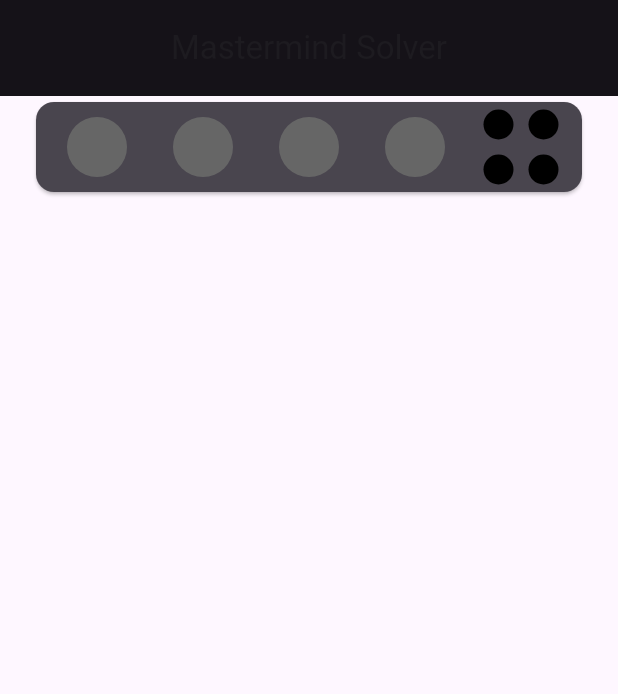
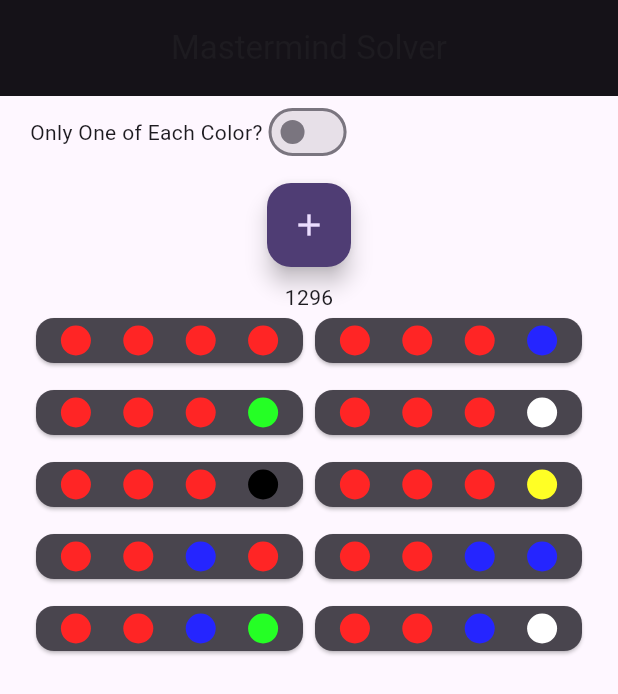
Before and after one commit to dylanlytle/mastermind_solver, a Flutter app: the screen it shows after launch, on a phone screen of 412 x 824 dp. Shown: the top 694 px of the screen. Run offline on Flutter 3.47's test engine with Material 2 defaults, Android fonts, the phone set to English and light mode, and no system bars; drawn by our look-alikes of flutter_layout_grid; our stand-ins replace flutter_riverpod, riverpod_annotation; generated files the repository leaves out were written again.

Commit message:
Mostly working version.
Still need to fix some logic with OnlyOneOfEachColor flag.

```diff
--- a/lib/src/constants/sizes.dart
+++ b/lib/src/constants/sizes.dart
@@ -1,2 +1,2 @@
-const guessCircleDiameterPixels = 20.0;
-const guessCirdlePadding = 5.0;
+const guessCircleDiameterPixels = 15.0;
+const guessCirclePadding = 8.0;
--- a/lib/src/features/solver/domain/guess.dart
+++ b/lib/src/features/solver/domain/guess.dart
@@ -1,53 +1,62 @@
 import 'package:flutter/material.dart';
-import 'package:mastermind_solver/src/constants/colors.dart';
 import 'package:mastermind_solver/src/features/solver/domain/clue.dart';
-
-enum GuessState {
-  notSelected,
-  color1,
-  color2,
-  color3,
-  color4,
-  color5,
-  color6,
-}
+import 'package:mastermind_solver/src/features/solver/domain/peg.dart';
+import 'package:mastermind_solver/src/features/solver/domain/solution.dart';
 
 class Guess {
-  List<GuessState> states = [
-    GuessState.notSelected,
-    GuessState.notSelected,
-    GuessState.notSelected,
-    GuessState.notSelected,
+  List<PegState> pegs = [
+    PegState.notSelected,
+    PegState.notSelected,
+    PegState.notSelected,
+    PegState.notSelected,
   ];
   Clue clue = Clue();
 
-  Map<GuessState, Color> guessColorMap = {
-    GuessState.notSelected: grey,
-    GuessState.color1: red,
-    GuessState.color2: blue,
-    GuessState.color3: green,
-    GuessState.color4: white,
-    GuessState.color5: black,
-    GuessState.color6: yellow,
-  };
-
-  Guess(
-      {this.states = const [
-        GuessState.notSelected,
-        GuessState.notSelected,
-        GuessState.notSelected,
-        GuessState.notSelected,
-      ]});
+  Guess();
 
   void setClue(Clue clue) {
     this.clue = clue;
   }
 
-  Clue? getClue() {
+  Clue getClue() {
     return clue;
   }
 
-  Color? getColorForState(int stateIndex) {
-    return guessColorMap[states[stateIndex]];
+  Clue getClueFromSolution(Solution solution) {
+    List<int> rightColorRightSpots = [];
+    for (var guessPegIndex = 0; guessPegIndex < pegCount; guessPegIndex++) {
+      if (pegs[guessPegIndex] == solution.pegs[guessPegIndex]) {
+        rightColorRightSpots.add(guessPegIndex);
+      }
+    }
+    int rightColorCount = 0;
+    for (var guessPegIndex = 0; guessPegIndex < pegCount; guessPegIndex++) {
+      for (var solutionPegIndex = 0; solutionPegIndex < pegCount; solutionPegIndex++) {
+        // Don't check the spots that were already identified as right color and right spot
+        if (!rightColorRightSpots.contains(guessPegIndex) && !rightColorRightSpots.contains(solutionPegIndex)) {
+          if (pegs[guessPegIndex] == solution.pegs[solutionPegIndex]) {
+            rightColorCount++;
+            break;
+          }
+        }
+      }
+    }
+    return Clue.fromCounts(rightColorRightSpots.length, rightColorCount);
+  }
+
+  void cycleGuessPeg(int pegIndex) {
+    try {
+      pegs[pegIndex] = PegState.values[pegs[pegIndex].index + 1];
+    } on RangeError {
+      pegs[pegIndex] = PegState.values[0];
+    }
+  }
+
+  void cycleCluePeg(int pegIndex) {
+    clue.cyclePeg(pegIndex);
+  }
+
+  Color? getColorForPeg(int pegIndex) {
+    return pegColorMap[pegs[pegIndex]];
   }
 }
--- /dev/null
+++ b/lib/src/features/solver/domain/peg.dart
@@ -0,0 +1,24 @@
+import 'package:flutter/material.dart';
+import 'package:mastermind_solver/src/constants/colors.dart';
+
+const pegCount = 4;
+
+enum PegState {
+  notSelected,
+  color1,
+  color2,
+  color3,
+  color4,
+  color5,
+  color6,
+}
+
+Map<PegState, Color> pegColorMap = {
+  PegState.notSelected: grey,
+  PegState.color1: red,
+  PegState.color2: blue,
+  PegState.color3: green,
+  PegState.color4: white,
+  PegState.color5: black,
+  PegState.color6: yellow,
+};
--- /dev/null
+++ b/lib/src/features/solver/domain/solution.dart
@@ -0,0 +1,11 @@
+import 'package:flutter/material.dart';
+import 'package:mastermind_solver/src/features/solver/domain/peg.dart';
+
+class Solution {
+  Solution(this.pegs);
+  final List<PegState> pegs;
+
+  Color? getColorForPeg(int pegIndex) {
+    return pegColorMap[pegs[pegIndex]];
+  }
+}
--- /dev/null
+++ b/lib/src/features/solver/domain/solver.dart
@@ -0,0 +1,65 @@
+import 'package:mastermind_solver/src/features/solver/domain/guess.dart';
+import 'package:mastermind_solver/src/features/solver/domain/peg.dart';
+import 'package:mastermind_solver/src/features/solver/domain/solution.dart';
+
+class Solver {
+  Solver({required this.guesses, required this.onlyOneOfEachColor});
+  final List<Guess> guesses;
+  final bool onlyOneOfEachColor;
+
+  List<Solution> getSolutions() {
+    List<Solution> solutions = [];
+    for (var peg0 in PegState.values) {
+      if (peg0 != PegState.notSelected) {
+        for (var peg1 in PegState.values) {
+          if (peg1 != PegState.notSelected) {
+            for (var peg2 in PegState.values) {
+              if (peg2 != PegState.notSelected) {
+                for (var peg3 in PegState.values) {
+                  if (peg3 != PegState.notSelected) {
+                    Solution solution = Solution(List<PegState>.of([peg0,peg1,peg2,peg3]));
+                    bool validSolution = true;
+                    if(onlyOneOfEachColor) {
+                      if (peg0 == peg1 || peg0 == peg2 || peg0 == peg3 || peg1 == peg2 || peg1 == peg3 || peg2 == peg3) {
+                        validSolution = false;
+                      }
+                    }
+                    for (var guess in guesses) {
+                      if (!guess.getClue().equals(guess.getClueFromSolution(solution))) {
+                        validSolution = false;
+                      }
+                    }
+                    if (validSolution) {
+                      solutions.add(solution);
+                    }
+                  }
+                }
+              }
+            }
+          }
+        }
+      }
+    }
+    return solutions;
+  }
+
+  void addGuess() {
+    guesses.add(Guess());
+  }
+
+  void updateGuess(Guess guess, int index) {
+    guesses[index] = guess;
+  }
+
+  void cycleGuessPeg(int guessIndex, int pegIndex) {
+    guesses[guessIndex].cycleGuessPeg(pegIndex);
+  }
+
+  void cycleCluePeg(int guessIndex, int pegIndex) {
+    guesses[guessIndex].cycleCluePeg(pegIndex);
+  }
+
+  bool getOnlyOneOfEachColor() {
+    return onlyOneOfEachColor;
+  }
+}
--- a/lib/src/features/solver/presentation/clue_circle_widget.dart
+++ b/lib/src/features/solver/presentation/clue_circle_widget.dart
@@ -3,22 +3,27 @@ import 'package:flutter_riverpod/flutter_riverpod.dart';
 import 'package:mastermind_solver/src/constants/sizes.dart';
 
 class ClueCircleWidget extends ConsumerWidget {
-  const ClueCircleWidget({super.key, this.color});
+  const ClueCircleWidget({super.key, this.color, required this.guessIndex, required this.clueIndex, this.onCluePegTap});
   final Color? color;
+  final int guessIndex;
+  final int clueIndex;
+  final void Function(int, int)? onCluePegTap;
 
   @override
   Widget build(BuildContext context, WidgetRef ref) {
     return InkWell(
         child: Padding(
-            padding: const EdgeInsets.all(guessCirdlePadding),
+            padding: const EdgeInsets.all(guessCirclePadding),
             child: Material(
               shape: const CircleBorder(),
               color: color,
-              child: Ink(
+              child: InkWell(
+                onTap:() => onCluePegTap!(guessIndex, clueIndex),
+                child: Ink(
                 decoration: const BoxDecoration(shape: BoxShape.circle),
                 height: guessCircleDiameterPixels,
                 width: guessCircleDiameterPixels,
               ),
-            )));
+            ))));
   }
 }
--- a/lib/src/features/solver/presentation/clue_widget.dart
+++ b/lib/src/features/solver/presentation/clue_widget.dart
@@ -4,22 +4,30 @@ import 'package:mastermind_solver/src/features/solver/domain/clue.dart';
 import 'package:mastermind_solver/src/features/solver/presentation/clue_circle_widget.dart';
 
 class ClueWidget extends ConsumerWidget {
-  const ClueWidget({super.key, this.clue});
+  const ClueWidget({super.key, this.clue, required this.guessIndex, required this.onCluePegTap});
   final Clue? clue;
+  final int guessIndex;
+  final void Function(int, int)? onCluePegTap;
 
   @override
   Widget build(BuildContext context, WidgetRef ref) {
     return Column(children: [
       Row(
-          mainAxisSize: MainAxisSize.max,
+          mainAxisSize: MainAxisSize.min,
           mainAxisAlignment: MainAxisAlignment.spaceEvenly,
           crossAxisAlignment: CrossAxisAlignment.center,
           children: [
             ClueCircleWidget(
-              color: clue?.getColorForState(0),
+              color: clue?.getColorForPeg(0),
+              guessIndex: guessIndex,
+              clueIndex: 0,
+              onCluePegTap: onCluePegTap,
             ),
             ClueCircleWidget(
-              color: clue?.getColorForState(1),
+              color: clue?.getColorForPeg(1),
+              guessIndex: guessIndex,
+              clueIndex: 1,
+              onCluePegTap: onCluePegTap,
             ),
           ]),
       Row(
@@ -28,10 +36,16 @@ class ClueWidget extends ConsumerWidget {
           crossAxisAlignment: CrossAxisAlignment.center,
           children: [
             ClueCircleWidget(
-              color: clue?.getColorForState(2),
+              color: clue?.getColorForPeg(2),
+              guessIndex: guessIndex,
+              clueIndex: 2,
+              onCluePegTap: onCluePegTap,
             ),
             ClueCircleWidget(
-              color: clue?.getColorForState(3),
+              color: clue?.getColorForPeg(3),
+              guessIndex: guessIndex,
+              clueIndex: 3,
+              onCluePegTap: onCluePegTap,
             ),
           ]),
     ]);
--- a/lib/src/features/solver/presentation/guess_card.dart
+++ b/lib/src/features/solver/presentation/guess_card.dart
@@ -6,8 +6,12 @@ import 'package:mastermind_solver/src/features/solver/presentation/clue_widget.d
 import 'package:mastermind_solver/src/features/solver/presentation/guess_circle.dart';
 
 class GuessCard extends ConsumerWidget {
-  const GuessCard({super.key, this.guess});
-  final Guess? guess;
+  GuessCard({super.key, this.guess, required this.guessIndex, this.onGuessPegTap, this.onCluePegTap, this.onRemoveGuess});
+  Guess? guess;
+  int guessIndex;
+  void Function(int, int)? onGuessPegTap;
+  void Function(int, int)? onCluePegTap;
+  void Function(int)? onRemoveGuess;
 
   @override
   Widget build(BuildContext context, WidgetRef ref) {
@@ -19,18 +23,31 @@ class GuessCard extends ConsumerWidget {
           crossAxisAlignment: CrossAxisAlignment.center,
           children: [
             GuessCircle(
-              color: guess?.getColorForState(0),
+              color: guess?.getColorForPeg(0),
+              guessIndex: guessIndex,
+              pegIndex: 0,
+              onGuessPegTap: onGuessPegTap!,
             ),
             GuessCircle(
-              color: guess?.getColorForState(1),
+              color: guess?.getColorForPeg(1),
+              guessIndex: guessIndex,
+              pegIndex: 1,
+              onGuessPegTap: onGuessPegTap!,
             ),
             GuessCircle(
-              color: guess?.getColorForState(2),
+              color: guess?.getColorForPeg(2),
+              guessIndex: guessIndex,
+              pegIndex: 2,
+              onGuessPegTap: onGuessPegTap!,
             ),
             GuessCircle(
-              color: guess?.getColorForState(3),
+              color: guess?.getColorForPeg(3),
+              guessIndex: guessIndex,
+              pegIndex: 3,
+              onGuessPegTap: onGuessPegTap!,
             ),
-            ClueWidget(clue: guess?.getClue()),
+            ClueWidget(clue: guess?.getClue(), guessIndex: guessIndex, onCluePegTap: onCluePegTap),
+
           ]),
     );
   }
--- a/lib/src/features/solver/presentation/guess_circle.dart
+++ b/lib/src/features/solver/presentation/guess_circle.dart
@@ -2,8 +2,11 @@ import 'package:flutter/material.dart';
 import 'package:flutter_riverpod/flutter_riverpod.dart';
 
 class GuessCircle extends ConsumerWidget {
-  const GuessCircle({super.key, this.color});
+  const GuessCircle({super.key, this.color, required this.guessIndex, required this.pegIndex, this.onGuessPegTap});
   final Color? color;
+  final int guessIndex;
+  final int pegIndex;
+  final void Function(int guessIndex, int pegIndex)? onGuessPegTap;
 
   @override
   Widget build(BuildContext context, WidgetRef ref) {
@@ -13,11 +16,13 @@ class GuessCircle extends ConsumerWidget {
             child: Material(
               shape: const CircleBorder(),
               color: color,
+              child: InkWell(
+                onTap: () => onGuessPegTap!(guessIndex, pegIndex),
               child: Ink(
                 decoration: const BoxDecoration(shape: BoxShape.circle),
                 height: 40,
                 width: 40,
               ),
-            )));
+            ))));
   }
 }
--- /dev/null
+++ b/lib/src/features/solver/presentation/guesses_provider.dart
@@ -0,0 +1,13 @@
+
+import 'package:mastermind_solver/src/features/solver/domain/guess.dart';
+import 'package:riverpod_annotation/riverpod_annotation.dart';
+
+// 2. add a part file
+part 'guesses_provider.g.dart';
+
+// 3. use the @riverpod annotation
+@riverpod
+// 4. update the declaration
+Guess guess(GuessRef ref) {
+  return Guess();
+}
--- /dev/null
+++ b/lib/src/features/solver/presentation/solution_card.dart
@@ -0,0 +1,35 @@
+import 'package:flutter/material.dart';
+import 'package:flutter_riverpod/flutter_riverpod.dart';
+import 'package:mastermind_solver/src/constants/color_schemes.dart';
+import 'package:mastermind_solver/src/features/solver/domain/solution.dart';
+import 'package:mastermind_solver/src/features/solver/presentation/solution_circle.dart';
+
+class SolutionCard extends ConsumerWidget {
+  SolutionCard({super.key, this.solution});
+  Solution? solution;
+
+  @override
+  Widget build(BuildContext context, WidgetRef ref) {
+    return Card(
+      color: darkColorScheme.surfaceVariant,
+      child: Row(
+          mainAxisSize: MainAxisSize.max,
+          mainAxisAlignment: MainAxisAlignment.spaceEvenly,
+          crossAxisAlignment: CrossAxisAlignment.center,
+          children: [
+            SolutionCircle(
+              color: solution?.getColorForPeg(0),
+            ),
+            SolutionCircle(
+              color: solution?.getColorForPeg(1),
+            ),
+            SolutionCircle(
+              color: solution?.getColorForPeg(2),
+            ),
+            SolutionCircle(
+              color: solution?.getColorForPeg(3),
+            ),
+          ]),
+    );
+  }
+}
--- /dev/null
+++ b/lib/src/features/solver/presentation/solution_circle.dart
@@ -0,0 +1,23 @@
+import 'package:flutter/material.dart';
+import 'package:flutter_riverpod/flutter_riverpod.dart';
+
+class SolutionCircle extends ConsumerWidget {
+  const SolutionCircle({super.key, this.color});
+  final Color? color;
+
+  @override
+  Widget build(BuildContext context, WidgetRef ref) {
+    return InkWell(
+        child: Padding(
+            padding: const EdgeInsets.all(5),
+            child: Material(
+              shape: const CircleBorder(),
+              color: color,
+              child: Ink(
+                decoration: const BoxDecoration(shape: BoxShape.circle),
+                height: 20,
+                width: 20,
+              ),
+            )));
+  }
+}
--- /dev/null
+++ b/lib/src/features/solver/presentation/solution_list.dart
@@ -0,0 +1,54 @@
+import 'package:flutter/material.dart';
+import 'package:flutter_riverpod/flutter_riverpod.dart';
+import 'package:mastermind_solver/src/constants/color_schemes.dart';
+import 'package:mastermind_solver/src/features/solver/presentation/solution_card.dart';
+import 'package:flutter_layout_grid/flutter_layout_grid.dart';
+import 'package:mastermind_solver/src/features/solver/presentation/solver_controller.dart';
+
+class SolutionList extends ConsumerWidget {
+  const SolutionList({super.key});
+
+  @override
+  Widget build(BuildContext context, WidgetRef ref) {
+    var state = ref.watch(solverControllerProvider);
+    return GuessListLayout(
+                itemCount: state.solver!.getSolutions().length,
+                itemBuilder: (_, index) {
+                  var solution = state.solver!.getSolutions()[index];
+                  return SolutionCard(
+                    solution: solution,
+                  );
+                },
+              );
+  }
+}
+
+class GuessListLayout extends StatelessWidget {
+  const GuessListLayout({
+    super.key,
+    required this.itemCount,
+    required this.itemBuilder,
+  });
+
+  final int itemCount;
+  final Widget Function(BuildContext, int) itemBuilder;
+
+  @override
+  Widget build(BuildContext context) {
+    return itemCount <= 0 ? const SizedBox() : LayoutBuilder(builder: (context, constraints) {
+      const crossAxisCount = 2;
+      final columnSizes = List.generate(crossAxisCount, (_) => auto);
+      final numRows = 5;
+      final rowSizes = List.generate(numRows, (_) => auto);
+      return LayoutGrid(
+        columnSizes: columnSizes,
+        rowSizes: rowSizes,
+        rowGap: 10,
+        columnGap: 0,
+        children: [
+          for (var i = 0; i < itemCount && i < 10; i++) itemBuilder(context, i),
+        ],
+      );
+    });
+  }
+}
--- a/lib/src/features/solver/presentation/solver_screen.dart
+++ b/lib/src/features/solver/presentation/solver_screen.dart
@@ -1,13 +1,61 @@
 import 'package:flutter/material.dart';
 import 'package:flutter_riverpod/flutter_riverpod.dart';
 import 'package:mastermind_solver/src/constants/color_schemes.dart';
-import 'package:mastermind_solver/src/features/solver/domain/guess.dart';
-import 'package:mastermind_solver/src/features/solver/presentation/guess_card.dart';
+import 'package:mastermind_solver/src/features/solver/presentation/guess_list.dart';
+import 'package:mastermind_solver/src/features/solver/presentation/solution_list.dart';
+import 'package:mastermind_solver/src/features/solver/presentation/solver_controller.dart';
 
-class SolverScreen extends ConsumerWidget {
-  SolverScreen({Key? key}) : super(key: key);
+class SolverScreen extends StatelessWidget {
+  const SolverScreen({Key? key}) : super(key: key);
 
-  Widget build(BuildContext context, WidgetRef ref) {
+  @override
+  Widget build(BuildContext context) {
+    return const SolverContents();
+  }
+}
+
+class SolverContents extends ConsumerStatefulWidget {
+  const SolverContents({
+    super.key,
+  });
+
+  @override
+  ConsumerState<SolverContents> createState() =>
+      _SolverContentsState();
+}
+
+class _SolverContentsState extends ConsumerState<SolverContents> {
+
+  void _addGuess() {
+    ref.read(solverControllerProvider.notifier).addGuess();
+  }
+
+  void _removeGuess(int guessIndex) {
+    ref.read(solverControllerProvider.notifier).removeGuess(guessIndex);
+  }
+
+  void _cycleGuessPegColor(int guessIndex, int pegIndex) {
+    ref.read(solverControllerProvider.notifier).cycleGuessPeg(guessIndex, pegIndex);
+  }
+
+  void _cycleCluePegColor(int guessIndex, int pegIndex) {
+    ref.read(solverControllerProvider.notifier).cycleCluePeg(guessIndex, pegIndex);
+  }
+
+  int _getSolutionCount() {
+    return ref.watch(solverControllerProvider).solver!.getSolutions().length;
+  }
+
+  bool _getOnlyOneOfEachColor() {
+    return ref.watch(solverControllerProvider).solver!.onlyOneOfEachColor;
+  }
+
+  void _setOnlyOneOfEachColor(bool value) {
+    ref.read(solverControllerProvider.notifier).setOnlyOneOfEachColor(value);
+  }
+
+  @override
+  Widget build(BuildContext context) {
     return Scaffold(
         appBar: AppBar(
           automaticallyImplyLeading: false,
@@ -16,10 +64,35 @@ class SolverScreen extends ConsumerWidget {
           backgroundColor: darkColorScheme.surface,
         ),
         body: Padding(
-            padding: EdgeInsets.symmetric(horizontal: 20),
+            padding: const EdgeInsets.symmetric(horizontal: 20),
             child:
-                Column(mainAxisAlignment: MainAxisAlignment.start, children: [
-              GuessCard(guess: Guess()),
+                Column(mainAxisAlignment: MainAxisAlignment.start,
+                 crossAxisAlignment: CrossAxisAlignment.center,
+                children: [
+              Row(children: [const Text("Only One of Each Color?"),
+              Switch(
+              // This bool value toggles the switch.
+              value: _getOnlyOneOfEachColor(),
+              activeColor: darkColorScheme.primary,
+              onChanged: (bool value) {
+                // This is called when the user toggles the switch.
+                setState(() {
+                  _setOnlyOneOfEachColor(value);
+                });
+              })]),
+              GuessList(onGuessPegTap: _cycleGuessPegColor, onCluePegTap: _cycleCluePegColor, onRemoveGuess: _removeGuess),
+              Padding(padding: const EdgeInsets.all(10), child: FloatingActionButton(
+                onPressed: () {
+                  _addGuess();
+                },
+                backgroundColor: darkColorScheme.primaryContainer,
+                child: Icon(
+                  Icons.add,
+                  color: darkColorScheme.onPrimaryContainer,
+                ),
+              )),
+              Text('${_getSolutionCount()}'),
+              SolutionList(),
             ])));
   }
 }
```
Also changed, not shown: lib/src/features/solver/domain/clue.dart (+48 -10 lines), lib/src/features/solver/presentation/guess_list.dart (added, +72 -0 lines), lib/src/features/solver/presentation/solver_controller.dart (added, +51 -0 lines), lib/src/features/solver/presentation/solver_state.dart (added, +25 -0 lines), pubspec.yaml (+14 -0 lines), lib/src/features/solver/presentation/guesses_provider.g.dart (added), lib/src/features/solver/presentation/solver_controller.g.dart (added), pubspec.lock.
